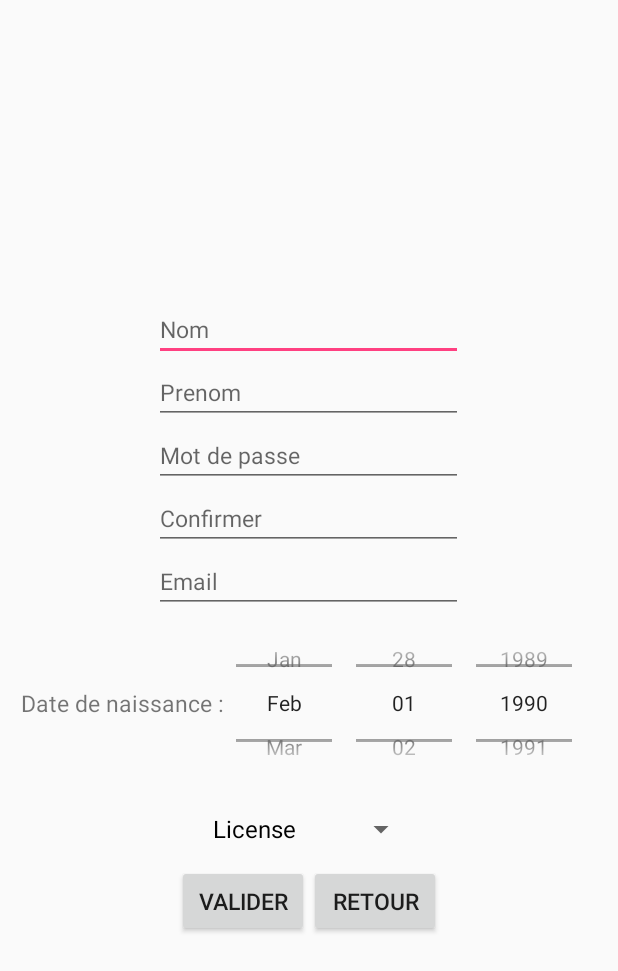
After one commit to carnacf/ProhetProgMobile, an Android app: the Inscription screen opened directly, with no data from a screen before it, on a phone screen of 412 x 824 dp. The commit adds this screen. Shown: the top 971 px of the screen. Run offline under Robolectric (Android 15) with nearby library versions, the phone set to English and light mode, and no system bars.

Commit message:
Creation des pages de login et d'inscription

```diff
--- /dev/null
+++ b/app/src/main/java/com/example/nairolf/projetprogmobile/Inscription.java
@@ -0,0 +1,69 @@
+package com.example.nairolf.projetprogmobile;
+
+import android.content.Intent;
+import android.support.v7.app.AppCompatActivity;
+import android.os.Bundle;
+import android.view.View;
+import android.widget.ArrayAdapter;
+import android.widget.DatePicker;
+import android.widget.EditText;
+import android.widget.Spinner;
+
+import java.util.Date;
+
+public class Inscription extends AppCompatActivity {
+
+    @Override
+    protected void onCreate(Bundle savedInstanceState) {
+        super.onCreate(savedInstanceState);
+        setContentView(R.layout.activity_inscription);
+
+        Spinner dropdown = (Spinner)findViewById(R.id.Etude);
+        String[] items = new String[]{"License", "Master", "Doctorat"};
+        ArrayAdapter<String> adapter = new ArrayAdapter<String>(this, android.R.layout.simple_spinner_dropdown_item, items);
+        dropdown.setAdapter(adapter);
+
+        DatePicker date = (DatePicker)findViewById(R.id.datepicker);
+        date.setMaxDate(new Date().getTime());
+        date.init(1990,1,1,null);
+    }
+
+    public void retourCo(View view){
+        Intent intent = new Intent(this,Connection.class);
+        startActivity(intent);
+    }
+
+    public void valider(View view){
+        EditText nom = (EditText)findViewById(R.id.NomIns);
+        if(nom.getText().toString().equals("")){
+            nom.setError("Ce champ est obligatoire !");
+        }
+        EditText prenom = (EditText)findViewById(R.id.PrenomIns);
+        if(prenom.getText().toString().equals("")){
+            prenom.setError("Ce champ est obligatoire !");
+        }
+
+        EditText pass = (EditText)findViewById(R.id.MDPIns);
+        EditText passVal = (EditText)findViewById(R.id.MDPInsVal);
+        if(pass.getText().toString().equals("")){
+            pass.setError("Ce champ est obligatoire !");
+        }
+
+        if(passVal.getText().toString().equals("")){
+            passVal.setError("Ce champ est obligatoire !");
+        }
+
+        if(!pass.getText().toString().equals(passVal.getText().toString())){
+            passVal.setError("Les deux mots de passe doivent être identques !");
+        }
+
+        EditText mail = (EditText)findViewById(R.id.MailIns);
+        if(mail.getText().toString().equals("")){
+            mail.setError("Les deux mots de passe doivent être identques !");
+        }else if(!mail.getText().toString().endsWith("@etu.umontpellier.fr")){
+          mail.setError("L'adresse mail n'est pas correcte !");
+        }
+
+
+    }
+}
--- /dev/null
+++ b/app/src/main/res/layout/activity_inscription.xml
@@ -0,0 +1,176 @@
+<?xml version="1.0" encoding="utf-8"?>
+<android.support.design.widget.CoordinatorLayout xmlns:android="http://schemas.android.com/apk/res/android"
+    xmlns:tools="http://schemas.android.com/tools"
+    android:layout_width="match_parent"
+    android:layout_height="match_parent"
+    tools:context="com.example.nairolf.projetprogmobile.Connection">
+
+    <LinearLayout
+        android:layout_width="fill_parent"
+        android:layout_height="fill_parent"
+        android:gravity="center"
+        android:orientation="vertical">
+        <ScrollView
+            android:layout_width="fill_parent"
+            android:layout_height="wrap_content">
+            <LinearLayout
+                android:layout_width="fill_parent"
+                android:layout_height="fill_parent"
+                android:gravity="center"
+                android:orientation="vertical"
+                android:weightSum="1.0">
+
+
+                <LinearLayout xmlns:android="http://schemas.android.com/apk/res/android"
+                    android:layout_width="fill_parent"
+                    android:layout_height="wrap_content"
+                    android:gravity="center"
+                    android:orientation="horizontal"
+                    android:weightSum="1.0">
+
+                    <EditText
+                        android:id="@+id/NomIns"
+                        android:layout_width="0dip"
+                        android:layout_height="wrap_content"
+                        android:layout_weight=".5"
+                        android:hint="Nom"
+                        android:inputType="text"
+                        android:textSize="15sp" />
+                </LinearLayout>
+
+                <LinearLayout xmlns:android="http://schemas.android.com/apk/res/android"
+                    android:layout_width="fill_parent"
+                    android:layout_height="wrap_content"
+                    android:gravity="center"
+                    android:orientation="horizontal"
+                    android:weightSum="1.0">
+
+                    <EditText
+                        android:id="@+id/PrenomIns"
+                        android:layout_width="0dip"
+                        android:layout_height="wrap_content"
+                        android:layout_weight=".5"
+                        android:hint="Prenom"
+                        android:inputType="text"
+                        android:textSize="15sp" />
+                </LinearLayout>
+
+                <LinearLayout xmlns:android="http://schemas.android.com/apk/res/android"
+                    android:layout_width="fill_parent"
+                    android:layout_height="wrap_content"
+                    android:gravity="center"
+                    android:orientation="horizontal"
+                    android:weightSum="1.0">
+
+                    <EditText
+                        android:id="@+id/MDPIns"
+                        android:layout_width="0dip"
+                        android:layout_height="wrap_content"
+                        android:layout_weight=".5"
+                        android:hint="Mot de passe"
+                        android:inputType="textPassword"
+                        android:textSize="15sp" />
+                </LinearLayout>
+
+                <LinearLayout xmlns:android="http://schemas.android.com/apk/res/android"
+                    android:layout_width="fill_parent"
+                    android:layout_height="wrap_content"
+                    android:gravity="center"
+                    android:orientation="horizontal"
+                    android:weightSum="1.0">
+
+                    <EditText
+                        android:id="@+id/MDPInsVal"
+                        android:layout_width="0dip"
+                        android:layout_height="wrap_content"
+                        android:layout_weight=".5"
+                        android:inputType="textPassword"
+                        android:hint="Confirmer"
+                        android:textSize="15sp" />
+                </LinearLayout>
+
+                <LinearLayout xmlns:android="http://schemas.android.com/apk/res/android"
+                    android:layout_width="fill_parent"
+                    android:layout_height="wrap_content"
+                    android:gravity="center"
+                    android:orientation="horizontal"
+                    android:weightSum="1.0">
+
+                    <EditText
+                        android:id="@+id/MailIns"
+                        android:layout_width="0dip"
+                        android:layout_height="wrap_content"
+                        android:layout_weight=".5"
+                        android:hint="Email"
+                        android:inputType="textEmailAddress"
+                        android:textSize="15sp" />
+                </LinearLayout>
+
+                <LinearLayout xmlns:android="http://schemas.android.com/apk/res/android"
+                    android:layout_width="fill_parent"
+                    android:layout_height="wrap_content"
+                    android:gravity="center"
+                    android:orientation="horizontal">
+
+                    <TextView
+                        android:id="@+id/dateIns"
+                        android:layout_width="wrap_content"
+                        android:layout_height="wrap_content"
+                        android:text="Date de naissance :"
+                        android:textSize="15sp" />
+
+                    <DatePicker
+                        android:id="@+id/datepicker"
+                        android:layout_width="wrap_content"
+                        android:layout_height="120dip"
+                        android:datePickerMode="spinner"
+                        android:calendarViewShown="false"/>
+
+                </LinearLayout>
+
+                <LinearLayout xmlns:android="http://schemas.android.com/apk/res/android"
+                    android:layout_width="fill_parent"
+                    android:layout_height="wrap_content"
+                    android:gravity="center"
+                    android:orientation="horizontal"
+                    android:weightSum="1.0">
+
+                    <Spinner
+                        android:id="@+id/Etude"
+                        android:layout_width="0dip"
+                        android:layout_height="wrap_content"
+                        android:layout_weight=".35"
+                        android:textSize="15sp"
+                        android:spinnerMode="dropdown"/>
+                </LinearLayout>
+
+                <LinearLayout xmlns:android="http://schemas.android.com/apk/res/android"
+                    android:layout_width="fill_parent"
+                    android:layout_height="wrap_content"
+                    android:gravity="center"
+                    android:orientation="horizontal"
+                    android:weightSum="1.0">
+
+                    <Button
+                        android:id="@+id/ValidIns"
+                        android:layout_width="wrap_content"
+                        android:layout_height="wrap_content"
+                        android:text="Valider"
+                        android:onClick="valider"
+                        android:textSize="15sp" />
+
+                    <Button
+                        android:id="@+id/RetourIns"
+                        android:layout_width="wrap_content"
+                        android:layout_height="wrap_content"
+                        android:text="Retour"
+                        android:onClick="retourCo"
+                        android:textSize="15sp" />
+                </LinearLayout>
+
+
+            </LinearLayout>
+        </ScrollView>
+    </LinearLayout>
+
+</android.support.design.widget.CoordinatorLayout>
--- a/app/src/main/res/values/dimens.xml
+++ b/app/src/main/res/values/dimens.xml
@@ -1,3 +1,6 @@
 <resources>
     <dimen name="fab_margin">16dp</dimen>
+    <!-- Default screen margins, per the Android Design guidelines. -->
+    <dimen name="activity_horizontal_margin">16dp</dimen>
+    <dimen name="activity_vertical_margin">16dp</dimen>
 </resources>
```
Also changed, not shown: app/src/main/AndroidManifest.xml (+8 -0 lines), app/src/main/java/com/example/nairolf/projetprogmobile/Connection.java (+5 -35 lines), app/src/main/res/layout/activity_connection.xml (+69 -20 lines), app/src/main/res/layout/content_connection.xml (deleted, +0 -20 lines), app/src/main/res/menu/menu_connection.xml (deleted, +0 -10 lines), app/src/main/res/values/strings.xml (+14 -0 lines), 1 other file.
